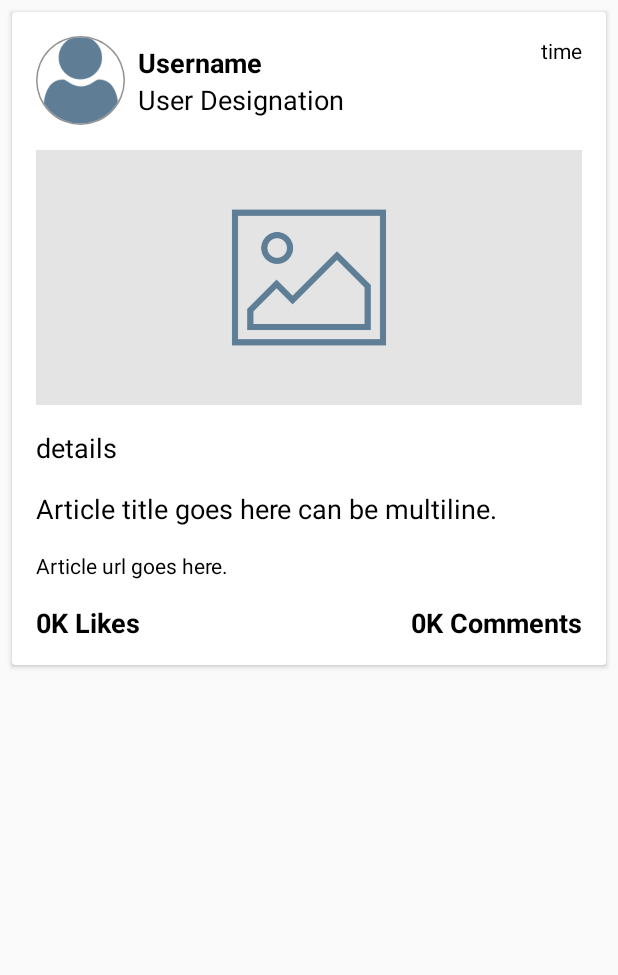
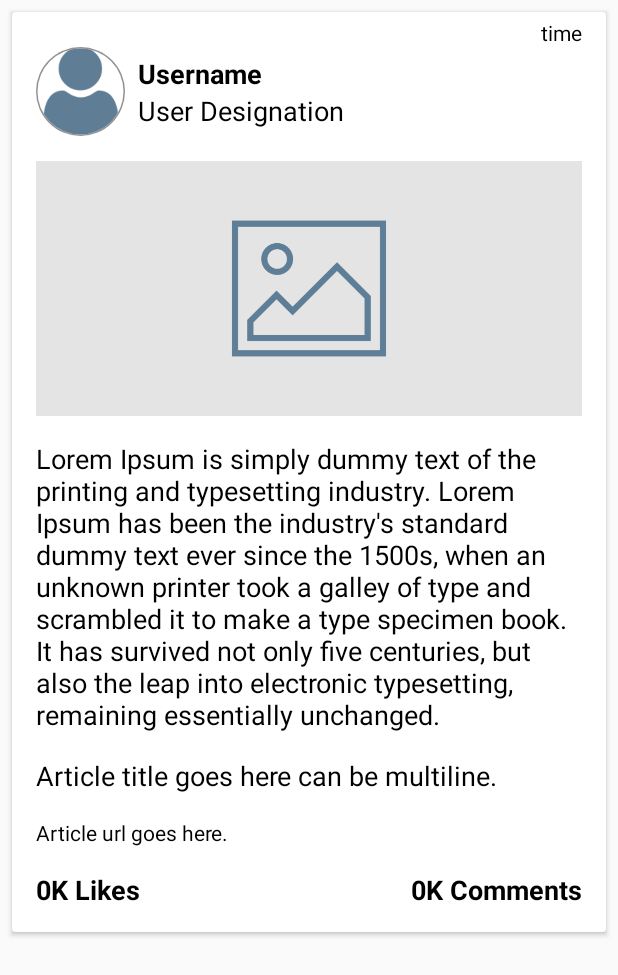
Before and after one commit to snehazanzane/Article-Assignment, an Android app: the layout view_article_item.xml on its own in the app's theme, with its tools: preview values and no code run, on a phone screen of 412 x 824 dp. Shown: the top 975 px of the screen. Run offline under Robolectric (Android 15) with nearby library versions, the phone set to English and light mode, and no system bars.

Commit message:
Feature : 1. article list created time calculated compaire with current time and display article how old

```diff
--- a/app/src/main/res/layout/view_article_item.xml
+++ b/app/src/main/res/layout/view_article_item.xml
@@ -15,11 +15,10 @@
             android:layout_width="match_parent"
             android:layout_height="wrap_content"
             android:layout_marginStart="16dp"
-            android:layout_marginTop="16dp"
             android:layout_marginEnd="16dp"
             app:layout_constraintEnd_toEndOf="parent"
             app:layout_constraintStart_toStartOf="parent"
-            app:layout_constraintTop_toTopOf="parent">
+            app:layout_constraintTop_toBottomOf="@+id/textTime_ArticleListItem">
 
             <com.assignment.articleassignment.view.customviews.CircularImageView
                 android:id="@+id/imageUser_ArticleListItem"
@@ -64,7 +63,7 @@
             android:id="@+id/textTime_ArticleListItem"
             android:layout_width="wrap_content"
             android:layout_height="wrap_content"
-            android:layout_marginTop="16dp"
+            android:layout_marginTop="4dp"
             android:layout_marginEnd="16dp"
             android:text="@string/str_hint_time"
             android:textAppearance="@style/TextAppearance.AppCompat.Small"
@@ -92,7 +91,7 @@
             android:layout_marginStart="16dp"
             android:layout_marginTop="16dp"
             android:layout_marginEnd="16dp"
-            android:text="@string/hint_details"
+            android:text="@string/str_loren_epson_text"
             android:textAppearance="@style/TextAppearance.AppCompat.Medium"
             android:textColor="@android:color/black"
             app:layout_constraintEnd_toEndOf="parent"
--- a/app/src/main/res/layout/view_user_list_item.xml
+++ b/app/src/main/res/layout/view_user_list_item.xml
@@ -15,13 +15,12 @@
             android:layout_width="match_parent"
             android:layout_height="wrap_content"
             android:layout_marginStart="16dp"
-            android:layout_marginTop="16dp"
             android:layout_marginEnd="16dp"
             android:layout_marginBottom="16dp"
             app:layout_constraintBottom_toBottomOf="parent"
             app:layout_constraintEnd_toEndOf="parent"
             app:layout_constraintStart_toStartOf="parent"
-            app:layout_constraintTop_toTopOf="parent">
+            app:layout_constraintTop_toBottomOf="@+id/textUserCity_UserListItem">
 
             <com.assignment.articleassignment.view.customviews.CircularImageView
                 android:id="@+id/imageUser_UserListItem"
@@ -66,7 +65,7 @@
             android:id="@+id/textUserCity_UserListItem"
             android:layout_width="wrap_content"
             android:layout_height="wrap_content"
-            android:layout_marginTop="16dp"
+            android:layout_marginTop="4dp"
             android:layout_marginEnd="16dp"
             android:text="@string/str_hint_user_city"
             android:textAppearance="@style/TextAppearance.AppCompat.Small"
```
Also changed, not shown: app/src/main/java/com/assignment/articleassignment/data/adapter/ArticleAdapter.kt (+10 -0 lines), app/src/main/java/com/assignment/articleassignment/utils/Util.kt (+57 -4 lines).
